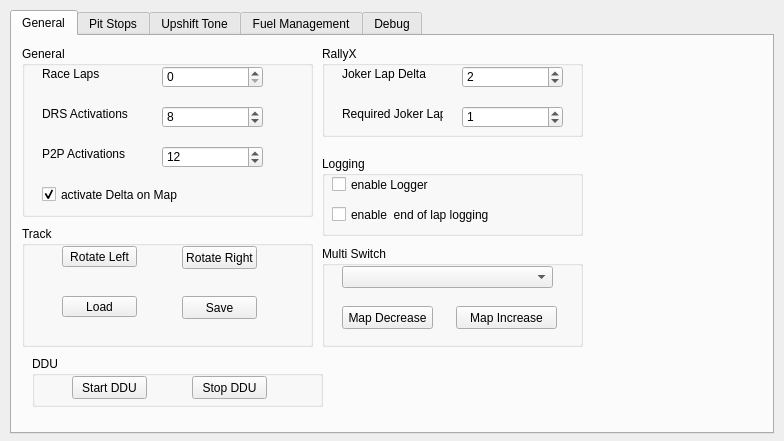
The window that gui/iDDUgui.ui (MarcMatten/iDDU) describes before a commit, drawn with Qt 5.
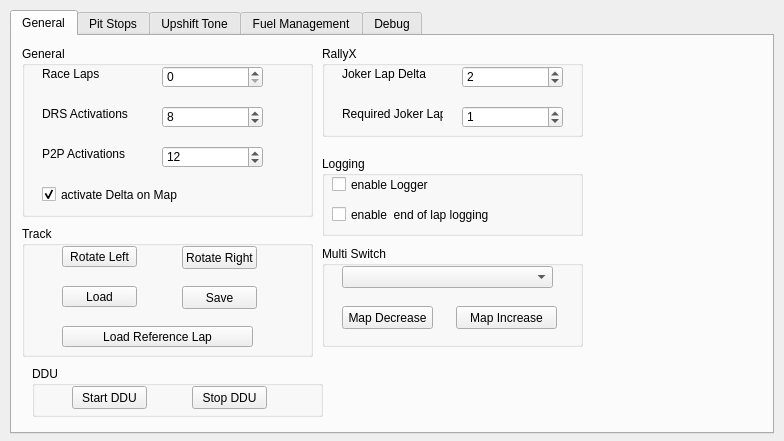
The same window after the commit. Icons and pictures are not drawn.

Commit message: import Reference lap - added button and functionality to GUI - updated submodules

```diff
--- a/gui/iDDUgui.ui
+++ b/gui/iDDUgui.ui
@@ -43,7 +43,7 @@
      <property name="geometry">
       <rect>
        <x>20</x>
-       <y>320</y>
+       <y>330</y>
        <width>291</width>
        <height>51</height>
       </rect>
@@ -325,7 +325,7 @@
        <x>10</x>
        <y>190</y>
        <width>291</width>
-       <height>121</height>
+       <height>131</height>
       </rect>
      </property>
      <property name="title">
@@ -361,7 +361,7 @@
       <property name="geometry">
        <rect>
         <x>40</x>
-        <y>70</y>
+        <y>60</y>
         <width>75</width>
         <height>21</height>
        </rect>
@@ -374,7 +374,7 @@
       <property name="geometry">
        <rect>
         <x>160</x>
-        <y>70</y>
+        <y>60</y>
         <width>75</width>
         <height>23</height>
        </rect>
@@ -383,6 +383,19 @@
        <string>Save</string>
       </property>
      </widget>
+     <widget class="QPushButton" name="pushButtonLoadReferenceLap">
+      <property name="geometry">
+       <rect>
+        <x>40</x>
+        <y>100</y>
+        <width>191</width>
+        <height>21</height>
+       </rect>
+      </property>
+      <property name="text">
+       <string>Load Reference Lap</string>
+      </property>
+     </widget>
     </widget>
     <widget class="QGroupBox" name="groupBox_8">
      <property name="geometry">
```
The commit also changes 6 other files.
